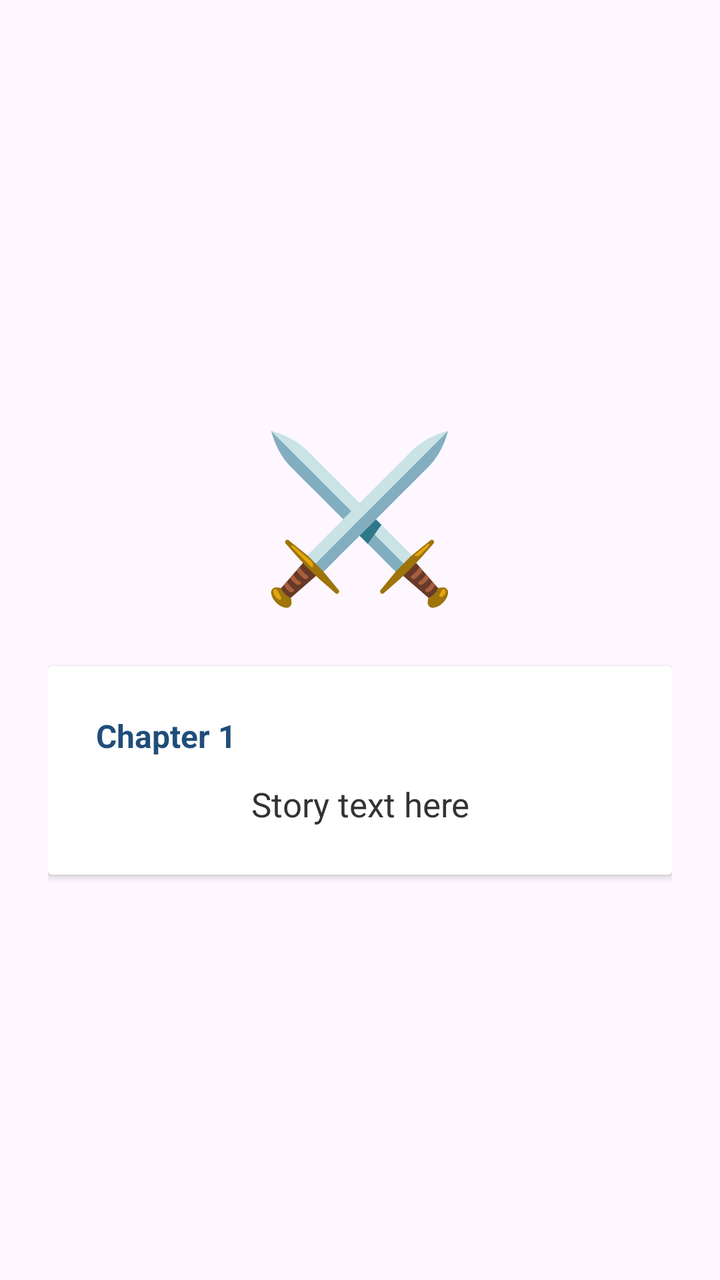
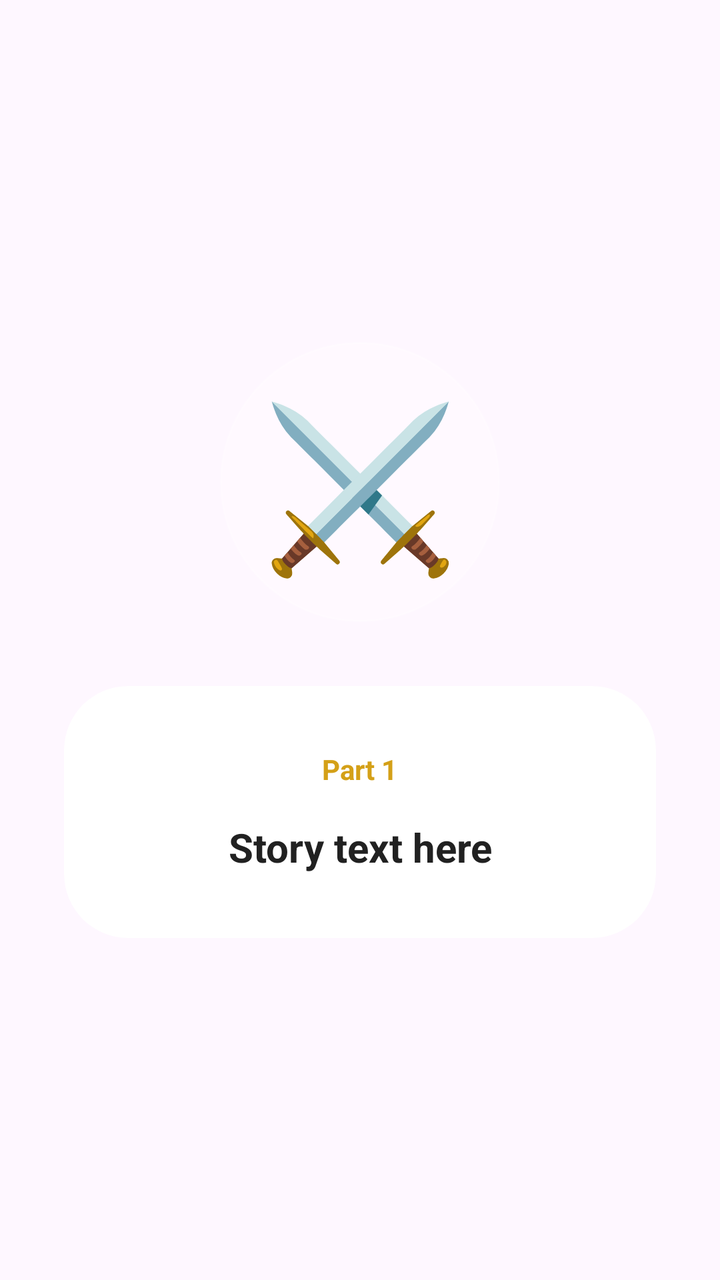

Two renders of the same Android screen: before a commit and after it. Below are the layout's source before the change and the commit's diff.
<!-- AndroidManifest.xml: application theme Theme.NammaKathey -->
<!-- res/layout/item_story_page.xml -->
<?xml version="1.0" encoding="utf-8"?>
<LinearLayout xmlns:android="http://schemas.android.com/apk/res/android"
    android:layout_width="match_parent"
    android:layout_height="match_parent"
    android:orientation="vertical"
    android:gravity="center"
    android:padding="24dp">

    
    <TextView
        android:id="@+id/tvStoryEmoji"
        android:layout_width="wrap_content"
        android:layout_height="wrap_content"
        android:text="⚔️"
        android:textSize="80sp"
        android:layout_marginBottom="24dp"/>

    
    <androidx.cardview.widget.CardView
        android:layout_width="match_parent"
        android:layout_height="wrap_content"
        android:elevation="8dp">

        <LinearLayout
            android:layout_width="match_parent"
            android:layout_height="wrap_content"
            android:orientation="vertical"
            android:padding="24dp">

            <TextView
                android:id="@+id/tvStoryPageTitle"
                android:layout_width="wrap_content"
                android:layout_height="wrap_content"
                android:text="Chapter 1"
                android:textSize="16sp"
                android:textStyle="bold"
                android:textColor="#1F4E79"
                android:layout_marginBottom="12dp"/>

            <TextView
                android:id="@+id/tvStoryPageText"
                android:layout_width="match_parent"
                android:layout_height="wrap_content"
                android:text="Story text here"
                android:textSize="17sp"
                android:textColor="#333333"
                android:lineSpacingMultiplier="1.7"
                android:textAlignment="center"/>

        </LinearLayout>

    </androidx.cardview.widget.CardView>

</LinearLayout>
<!-- resources referenced by this layout -->
<resources>
  <style name="Theme.NammaKathey" parent="Base.Theme.NammaKathey" />
  <style name="Base.Theme.NammaKathey" parent="Theme.Material3.DayNight.NoActionBar">
          
          
      </style>
</resources>

<!-- the commit's change to res/layout/item_story_page.xml (unified diff, before → after) -->
@@ -1,51 +1,58 @@
 <?xml version="1.0" encoding="utf-8"?>
 <LinearLayout xmlns:android="http://schemas.android.com/apk/res/android"
+    xmlns:app="http://schemas.android.com/apk/res-auto"
     android:layout_width="match_parent"
     android:layout_height="match_parent"
+    android:gravity="center"
     android:orientation="vertical"
-    android:gravity="center"
-    android:padding="24dp">
+    android:padding="32dp">
 
     
     <TextView
         android:id="@+id/tvStoryEmoji"
-        android:layout_width="wrap_content"
-        android:layout_height="wrap_content"
+        android:layout_width="140dp"
+        android:layout_height="140dp"
+        android:layout_marginBottom="32dp"
+        android:background="@drawable/icon_button_bg"
+        android:backgroundTint="#40FFFFFF"
+        android:gravity="center"
         android:text="⚔️"
-        android:textSize="80sp"
-        android:layout_marginBottom="24dp"/>
+        android:textSize="80sp" />
 
     
     <androidx.cardview.widget.CardView
         android:layout_width="match_parent"
         android:layout_height="wrap_content"
-        android:elevation="8dp">
+        app:cardCornerRadius="32dp"
+        app:cardElevation="0dp">
 
         <LinearLayout
             android:layout_width="match_parent"
             android:layout_height="wrap_content"
+            android:gravity="center"
             android:orientation="vertical"
-            android:padding="24dp">
+            android:padding="32dp">
 
             <TextView
                 android:id="@+id/tvStoryPageTitle"
                 android:layout_width="wrap_content"
                 android:layout_height="wrap_content"
-                android:text="Chapter 1"
-                android:textSize="16sp"
-                android:textStyle="bold"
-                android:textColor="#1F4E79"
-                android:layout_marginBottom="12dp"/>
+                android:layout_marginBottom="16dp"
+                android:text="Part 1"
+                android:textColor="@color/brand_mustard"
+                android:textSize="14sp"
+                android:textStyle="bold" />
 
             <TextView
                 android:id="@+id/tvStoryPageText"
                 android:layout_width="match_parent"
                 android:layout_height="wrap_content"
+                android:gravity="center"
+                android:lineSpacingMultiplier="1.5"
                 android:text="Story text here"
-                android:textSize="17sp"
-                android:textColor="#333333"
-                android:lineSpacingMultiplier="1.7"
-                android:textAlignment="center"/>
+                android:textColor="@color/text_black"
+                android:textSize="20sp"
+                android:textStyle="bold" />
 
         </LinearLayout>
 
<!-- resource entries referenced after the edit -->
@@ -1,5 +1,23 @@
 <!-- resources referenced by this layout -->
 <resources>
+  <color name="brand_mustard">#D4A017</color>
+  <color name="text_black">#212121</color>
+  <!-- drawable icon_button_bg (drawable) -->
+  <?xml version="1.0" encoding="utf-8"?>
+  <ripple xmlns:android="http://schemas.android.com/apk/res/android"
+      android:color="#10000000">
+      <item android:id="@android:id/mask">
+          <shape android:shape="oval">
+              <solid android:color="#000000" />
+          </shape>
+      </item>
+      <item>
+          <shape android:shape="oval">
+              <solid android:color="#F8F9FA"/>
+              <stroke android:width="1dp" android:color="#E9ECEF"/>
+          </shape>
+      </item>
+  </ripple>
   <style name="Theme.NammaKathey" parent="Base.Theme.NammaKathey" />
   <style name="Base.Theme.NammaKathey" parent="Theme.Material3.DayNight.NoActionBar">
           
